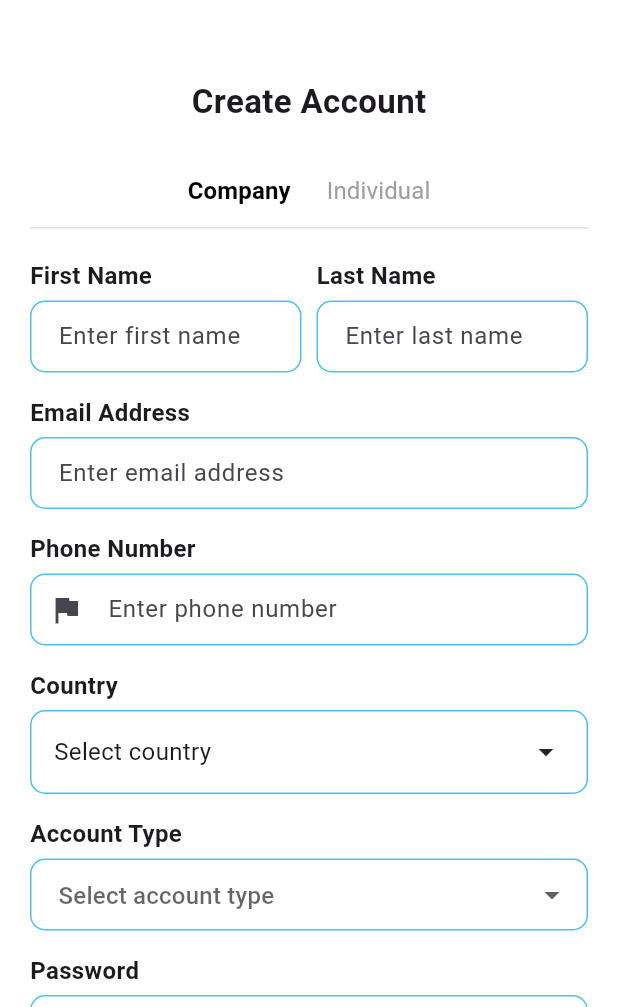
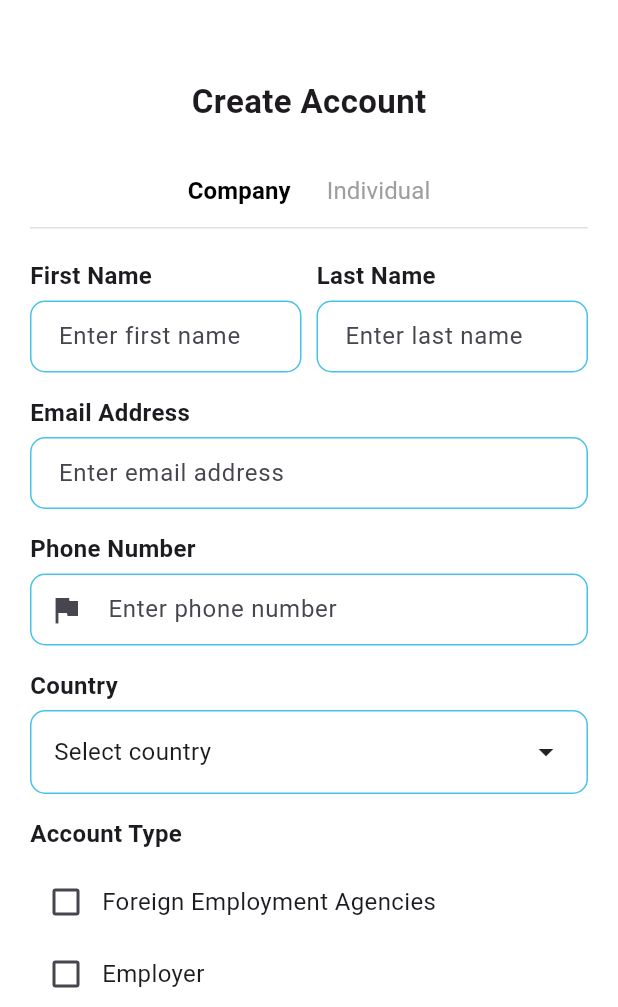
Before and after one commit to 72730882/marrir, a Flutter app: the RegisterScreen screen opened directly, on a phone screen of 412 x 824 dp, the part 229-1236 px from its top. Run offline on Flutter 3.47's test engine with Material 3 defaults, Android fonts, the phone set to English and light mode, and no system bars; our stand-ins replace country_picker, dotted_border, font_awesome_flutter.

Commit message:
selection feedback

```diff
--- a/lib/Component/auth/register_screen.dart
+++ b/lib/Component/auth/register_screen.dart
@@ -249,7 +249,7 @@ class _RegisterScreenState extends State<RegisterScreen> {
                     ),
                     const SizedBox(height: 15),
 
-                    // ===== ACCOUNT TYPE =====
+                    // ===== ACCOUNT TYPE (BOX SELECTION) =====
                     Column(
                       crossAxisAlignment: CrossAxisAlignment.start,
                       children: [
@@ -260,35 +260,31 @@ class _RegisterScreenState extends State<RegisterScreen> {
                             fontWeight: FontWeight.bold,
                           ),
                         ),
-                        const SizedBox(height: 5),
-                        DropdownButtonFormField<String>(
-                          value: selectedAccountType,
-                          decoration: InputDecoration(
-                            hintText: "Select account type",
-                            contentPadding: const EdgeInsets.symmetric(
-                                horizontal: 15, vertical: 12),
-                            border: OutlineInputBorder(
-                              borderRadius: BorderRadius.circular(10),
-                              borderSide:
-                                  const BorderSide(color: Color(0xFF48C2E9)),
-                            ),
-                            enabledBorder: OutlineInputBorder(
-                              borderRadius: BorderRadius.circular(10),
-                              borderSide:
-                                  const BorderSide(color: Color(0xFF48C2E9)),
-                            ),
-                          ),
-                          items: accountTypeOptions
-                              .map((type) => DropdownMenuItem(
-                                    value: type,
-                                    child: Text(type),
-                                  ))
-                              .toList(),
-                          onChanged: (value) {
-                            setState(() {
-                              selectedAccountType = value;
-                            });
-                          },
+                        const SizedBox(height: 10),
+                        Column(
+                          children: accountTypeOptions.map((type) {
+                            bool isSelected = selectedAccountType == type;
+                            return Row(
+                              children: [
+                                Checkbox(
+                                  value: isSelected,
+                                  onChanged: (val) {
+                                    setState(() {
+                                      // Only allow one selection
+                                      selectedAccountType = type;
+                                    });
+                                  },
+                                  activeColor: const Color(0xFF7B4BBA),
+                                ),
+                                Text(
+                                  type,
+                                  style: const TextStyle(
+                                    fontSize: 16,
+                                  ),
+                                ),
+                              ],
+                            );
+                          }).toList(),
                         ),
                       ],
                     ),
--- a/pubspec.yaml
+++ b/pubspec.yaml
@@ -68,6 +68,11 @@ flutter:
     - assets/images/onboarding_images/
     - assets/images/OIP.jpeg
     - assets/images/OIP (1).jpeg
+    - assets/images/onboarding_images/shutterstock_2422865751.jpg
+    - assets/images/onboarding_images/CLEANER.jpg
+    - assets/images/onboarding_images/2 CLEANERS.jpg
+    - assets/images/onboarding_images/onbording2.webp
+    - assets/images/onboarding_images/onbording1.jpg
 
   # An image asset can refer to one or more resolution-specific "variants", see
   # https://flutter.dev/assets-and-images/#resolution-aware
```
Also changed, not shown: lib/Component/onboarding/onboarding_screen.dart (+6 -7 lines), lib/Component/services/services_screen.dart (+24 -24 lines), lib/widgets/navbar.dart (+9 -9 lines), 5 other files.
